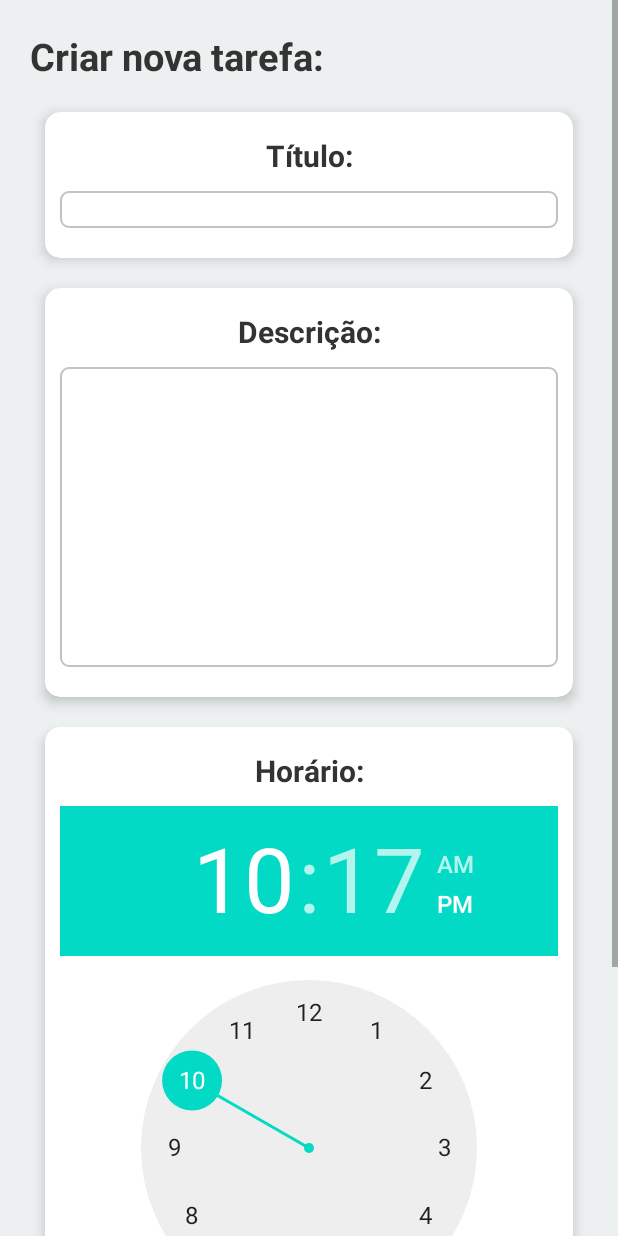
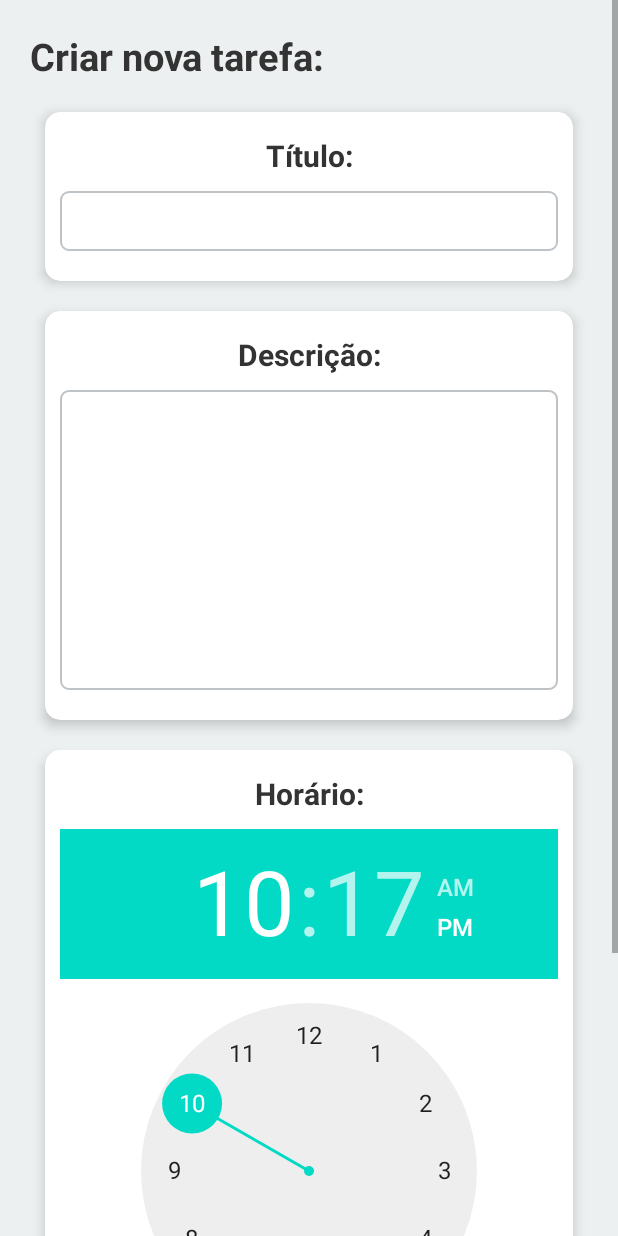
Before and after one commit to Pelegrinetti/onix, an Android app: the TaskActivity screen opened directly, with no data from a screen before it, on a phone screen of 412 x 824 dp. Run offline under Robolectric (Android 15) with nearby library versions, the phone set to English and light mode, and no system bars.

Commit message:
change edittext style

```diff
--- a/app/src/main/res/layout/activity_task.xml
+++ b/app/src/main/res/layout/activity_task.xml
@@ -55,9 +55,10 @@
 
                     <EditText
                         android:layout_width="match_parent"
-                        android:layout_height="match_parent"
+                        android:layout_height="40dp"
                         android:layout_margin="10dp"
-                        android:background="@drawable/edittext" />
+                        android:background="@drawable/edittext"
+                        android:padding="10dp" />
 
                 </LinearLayout>
             </androidx.cardview.widget.CardView>
@@ -89,7 +90,9 @@
                         android:layout_width="match_parent"
                         android:layout_height="200dp"
                         android:layout_margin="10dp"
-                        android:background="@drawable/edittext" />
+                        android:background="@drawable/edittext"
+                        android:gravity="top"
+                        android:padding="10dp" />
 
                 </LinearLayout>
             </androidx.cardview.widget.CardView>
```
